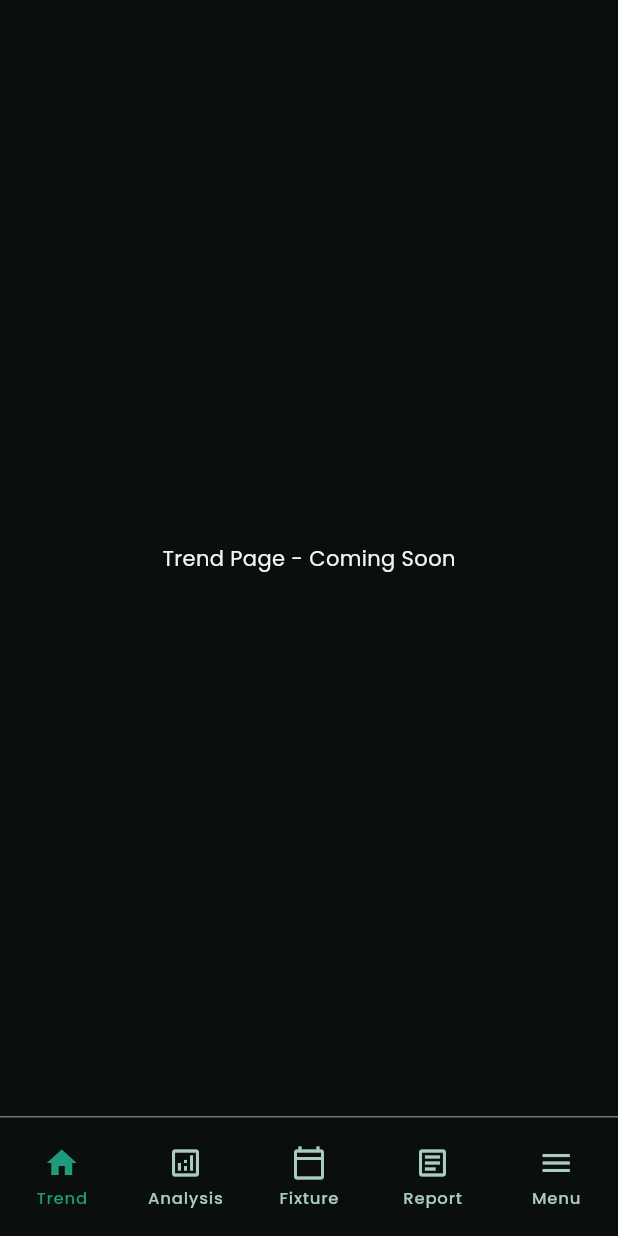
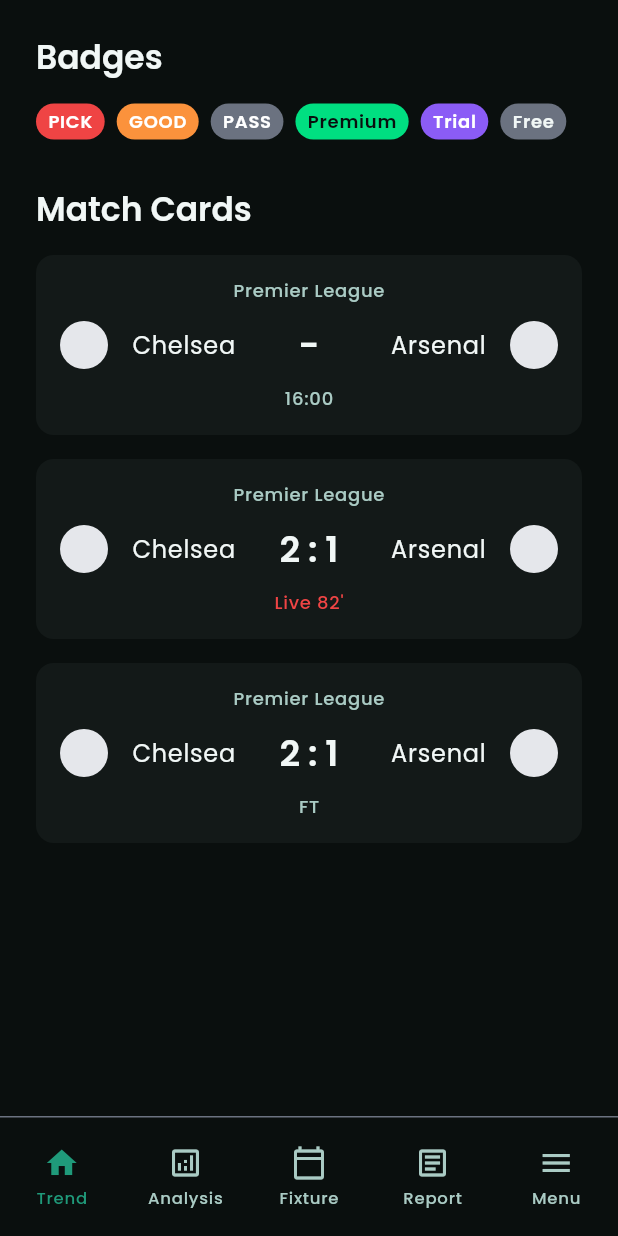
Before and after one commit to tri-kkk/TrendSoccer, a Flutter app: the screen it shows after launch, on a phone screen of 412 x 824 dp. Run offline on Flutter 3.47's test engine with Material 3 defaults, Android fonts, the phone set to English and light mode, and no system bars; our stand-ins replace flutter_riverpod, go_router, google_fonts.

Commit message:
feat : add badge and match card components

````diff
--- a/lib/features/trend/trend_page.dart
+++ b/lib/features/trend/trend_page.dart
@@ -1,6 +1,9 @@
 import 'package:flutter/material.dart';
 
 import '../../core/theme/tokens/color_tokens.dart';
+import '../../core/theme/tokens/typography_tokens.dart';
+import '../../shared/widgets/badge/custom_badge.dart';
+import '../../shared/widgets/cards/match_card.dart';
 
 class TrendPage extends StatelessWidget {
   const TrendPage({super.key});
@@ -9,14 +12,88 @@
   Widget build(BuildContext context) {
     return Scaffold(
       backgroundColor: AppColors.surfaceBase,
-      body: const SafeArea(
-        child: Center(
-          child: Text(
-            'Trend Page - Coming Soon',
-            style: TextStyle(color: AppColors.textPrimary),
+      body: SafeArea(
+        child: SingleChildScrollView(
+          padding: const EdgeInsets.all(24),
+          child: Column(
+            crossAxisAlignment: CrossAxisAlignment.start,
+            children: [
+              _buildBadgeSection(),
+              const SizedBox(height: 32),
+              _buildMatchCardSection(),
+            ],
           ),
         ),
       ),
     );
   }
+
+  Widget _buildBadgeSection() {
+    return Column(
+      crossAxisAlignment: CrossAxisAlignment.start,
+      children: [
+        Text(
+          'Badges',
+          style: AppTypography.titleLarge.copyWith(
+            color: AppColors.textPrimary,
+          ),
+        ),
+        const SizedBox(height: 16),
+        const Wrap(
+          spacing: 8,
+          runSpacing: 8,
+          children: [
+            CustomBadge(type: BadgeType.pick, label: 'PICK'),
+            CustomBadge(type: BadgeType.good, label: 'GOOD'),
+            CustomBadge(type: BadgeType.pass, label: 'PASS'),
+            CustomBadge(type: BadgeType.premium, label: 'Premium'),
+            CustomBadge(type: BadgeType.trial, label: 'Trial'),
+            CustomBadge(type: BadgeType.free, label: 'Free'),
+          ],
+        ),
+      ],
+    );
+  }
+
+  Widget _buildMatchCardSection() {
+    return Column(
+      crossAxisAlignment: CrossAxisAlignment.start,
+      children: [
+        Text(
+          'Match Cards',
+          style: AppTypography.titleLarge.copyWith(
+            color: AppColors.textPrimary,
+          ),
+        ),
+        const SizedBox(height: 16),
+        const MatchCard(
+          league: 'Premier League',
+          homeTeam: 'Chelsea',
+          awayTeam: 'Arsenal',
+          status: MatchStatus.scheduled,
+          statusText: '16:00',
+        ),
+        const SizedBox(height: 16),
+        const MatchCard(
+          league: 'Premier League',
+          homeTeam: 'Chelsea',
+          awayTeam: 'Arsenal',
+          status: MatchStatus.live,
+          statusText: "Live 82'",
+          homeScore: 2,
+          awayScore: 1,
+        ),
+        const SizedBox(height: 16),
+        const MatchCard(
+          league: 'Premier League',
+          homeTeam: 'Chelsea',
+          awayTeam: 'Arsenal',
+          status: MatchStatus.finished,
+          statusText: 'FT',
+          homeScore: 2,
+          awayScore: 1,
+        ),
+      ],
+    );
+  }
 }
--- /dev/null
+++ b/lib/shared/widgets/badge/custom_badge.dart
@@ -0,0 +1,60 @@
+import 'package:flutter/material.dart';
+
+import '../../../core/theme/tokens/color_tokens.dart';
+import '../../../core/theme/tokens/typography_tokens.dart';
+
+/// Badge types used across the TrendSoccer app.
+///
+/// Analysis badges: [pick], [good], [pass].
+/// Membership badges: [premium], [trial], [free].
+enum BadgeType { pick, good, pass, premium, trial, free }
+
+/// A compact badge that displays a [label] with color-coded background
+/// based on [BadgeType].
+///
+/// ```dart
+/// CustomBadge(type: BadgeType.pick, label: 'PICK')
+/// CustomBadge(type: BadgeType.premium, label: 'Premium')
+/// ```
+class CustomBadge extends StatelessWidget {
+  const CustomBadge({
+    super.key,
+    required this.type,
+    required this.label,
+  });
+
+  /// Determines the color scheme applied to the badge.
+  final BadgeType type;
+
+  /// Text content displayed inside the badge.
+  final String label;
+
+  @override
+  Widget build(BuildContext context) {
+    final (bg, fg) = _colors(type);
+
+    return Container(
+      padding: const EdgeInsets.symmetric(horizontal: 8, vertical: 4),
+      decoration: BoxDecoration(
+        color: bg,
+        borderRadius: BorderRadius.circular(12),
+      ),
+      child: Text(
+        label,
+        style: AppTypography.labelMedium.copyWith(
+          fontWeight: FontWeight.w600,
+          color: fg,
+        ),
+      ),
+    );
+  }
+
+  static (Color, Color) _colors(BadgeType type) => switch (type) {
+        BadgeType.pick => (AppColors.pickRed500, Colors.white),
+        BadgeType.good => (AppColors.goodOrange500, Colors.white),
+        BadgeType.pass => (AppColors.passGray500, Colors.white),
+        BadgeType.premium => (AppColors.premiumTeal500, AppColors.surfaceBase),
+        BadgeType.trial => (AppColors.trialPurple500, Colors.white),
+        BadgeType.free => (AppColors.freeGray500, AppColors.textPrimary),
+      };
+}
--- /dev/null
+++ b/lib/shared/widgets/cards/match_card.dart
@@ -0,0 +1,169 @@
+import 'package:flutter/material.dart';
+
+import '../../../core/theme/tokens/color_tokens.dart';
+import '../../../core/theme/tokens/typography_tokens.dart';
+
+/// Current state of a match.
+enum MatchStatus { scheduled, live, finished }
+
+/// A card displaying a single match with league, teams, score and status.
+///
+/// The visual layout adapts based on [status]:
+/// - **scheduled** — shows a dash between team names.
+/// - **live / finished** — shows the numeric score between teams.
+/// - **live** — renders [statusText] in red to draw attention.
+///
+/// ```dart
+/// MatchCard(
+///   league: 'Premier League',
+///   homeTeam: 'Chelsea',
+///   awayTeam: 'Arsenal',
+///   status: MatchStatus.live,
+///   statusText: "Live 82'",
+///   homeScore: 2,
+///   awayScore: 1,
+/// )
+/// ```
+class MatchCard extends StatelessWidget {
+  const MatchCard({
+    super.key,
+    required this.league,
+    required this.homeTeam,
+    required this.awayTeam,
+    required this.status,
+    required this.statusText,
+    this.homeScore,
+    this.awayScore,
+  });
+
+  /// Name of the league or competition (e.g. "Premier League").
+  final String league;
+
+  /// Home team name.
+  final String homeTeam;
+
+  /// Away team name.
+  final String awayTeam;
+
+  /// Determines how score and status are rendered.
+  final MatchStatus status;
+
+  /// Textual representation shown below the score row.
+  /// Examples: "16:00", "Live 82'", "FT".
+  final String statusText;
+
+  /// Home team score. Displayed only when [status] is [MatchStatus.live]
+  /// or [MatchStatus.finished]. Shows "–" when null.
+  final int? homeScore;
+
+  /// Away team score. Displayed only when [status] is [MatchStatus.live]
+  /// or [MatchStatus.finished]. Shows "–" when null.
+  final int? awayScore;
+
+  bool get _hasScore => status != MatchStatus.scheduled;
+
+  @override
+  Widget build(BuildContext context) {
+    return Container(
+      padding: const EdgeInsets.all(16),
+      decoration: BoxDecoration(
+        color: AppColors.surfaceRaised,
+        borderRadius: BorderRadius.circular(12),
+      ),
+      child: Column(
+        mainAxisSize: MainAxisSize.min,
+        crossAxisAlignment: CrossAxisAlignment.center,
+        children: [
+          _buildLeague(),
+          const SizedBox(height: 12),
+          _buildTeamsRow(),
+          const SizedBox(height: 12),
+          _buildStatus(),
+        ],
+      ),
+    );
+  }
+
+  Widget _buildLeague() {
+    return Text(
+      league,
+      style: AppTypography.labelMedium.copyWith(
+        color: AppColors.textSecondary,
+      ),
+    );
+  }
+
+  Widget _buildTeamsRow() {
+    return Row(
+      children: [
+        Expanded(child: _buildTeam(homeTeam, Alignment.centerLeft)),
+        _buildCenter(),
+        Expanded(child: _buildTeam(awayTeam, Alignment.centerRight)),
+      ],
+    );
+  }
+
+  Widget _buildTeam(String name, Alignment alignment) {
+    final isLeft = alignment == Alignment.centerLeft;
+    final children = [
+      const CircleAvatar(
+        radius: 16,
+        backgroundColor: Color(0xFFE5E7EB),
+      ),
+      const SizedBox(width: 16),
+      Flexible(
+        child: Text(
+          name,
+          style: AppTypography.bodyLarge.copyWith(
+            color: AppColors.textPrimary,
+          ),
+          overflow: TextOverflow.ellipsis,
+        ),
+      ),
+    ];
+
+    return Row(
+      mainAxisAlignment:
+          isLeft ? MainAxisAlignment.start : MainAxisAlignment.end,
+      children: isLeft ? children : children.reversed.toList(),
+    );
+  }
+
+  Widget _buildCenter() {
+    if (!_hasScore) {
+      return Padding(
+        padding: const EdgeInsets.symmetric(horizontal: 12),
+        child: Text(
+          '-',
+          style: AppTypography.headlineSmall.copyWith(
+            color: AppColors.textPrimary,
+          ),
+        ),
+      );
+    }
+
+    final home = homeScore?.toString() ?? '–';
+    final away = awayScore?.toString() ?? '–';
+
+    return Padding(
+      padding: const EdgeInsets.symmetric(horizontal: 12),
+      child: Text(
+        '$home : $away',
+        style: AppTypography.headlineSmall.copyWith(
+          color: AppColors.textPrimary,
+        ),
+      ),
+    );
+  }
+
+  Widget _buildStatus() {
+    final isLive = status == MatchStatus.live;
+
+    return Text(
+      statusText,
+      style: AppTypography.labelMedium.copyWith(
+        color: isLive ? const Color(0xFFEF4444) : AppColors.textSecondary,
+      ),
+    );
+  }
+}
````
